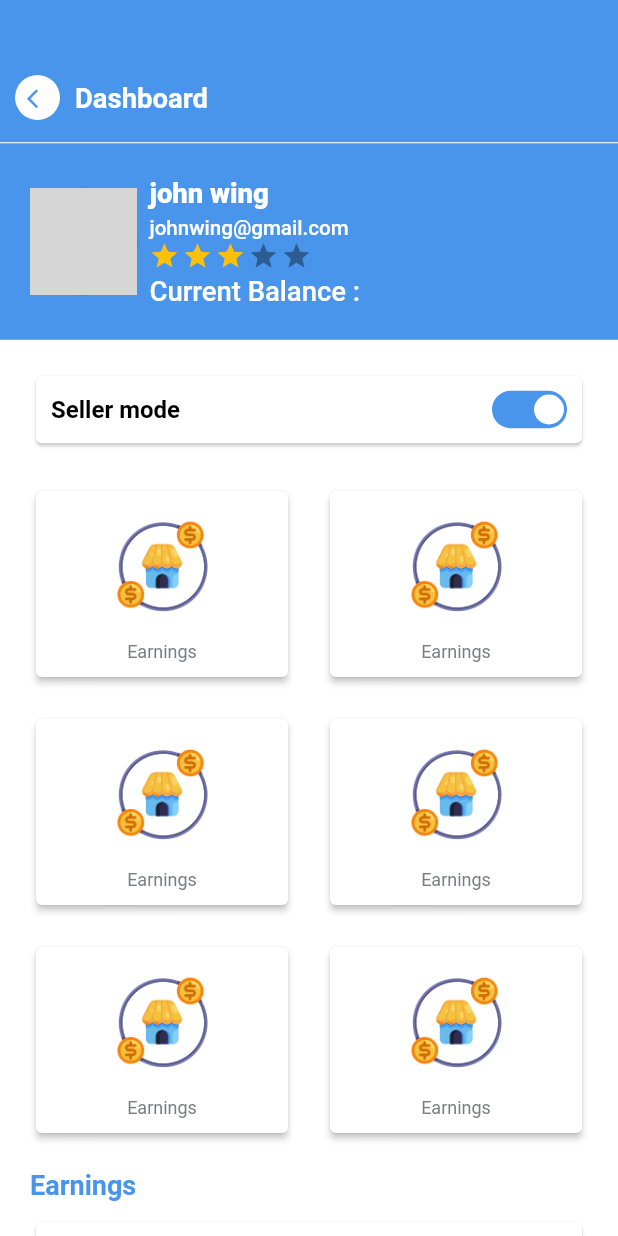
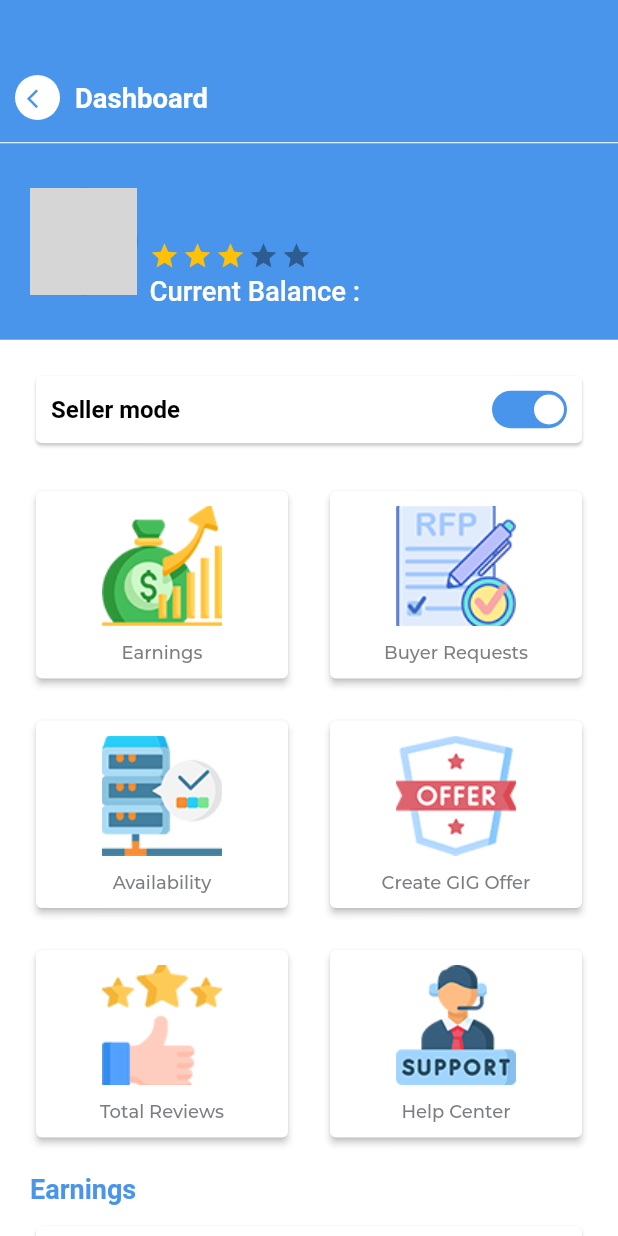
Before and after one commit to ashim-kansal/jonsi, a Flutter app: the ProviderHomeScreen screen opened directly, on a phone screen of 412 x 824 dp. Run offline on Flutter 3.47's test engine with Material 2 defaults, Android fonts, the phone set to English and light mode, and no system bars; drawn by our look-alikes of flutter_rating_bar; our stand-ins replace another_flushbar, cached_network_image, carousel_slider, csc_picker, dio, dotted_border and 19 more; missing offline and left inert: day_night_time_picker, flutter_facebook_auth, the_apple_sign_in; accounts and stored records are empty; generated files the repository leaves out were written again; network calls fail; project files that could hold a hidden picture were left out; grey boxes are pictures that could not be loaded.

Commit message:
ui fixes

```diff
--- a/lib/screens/ProviderScreens/dashboard/provider_home.dart
+++ b/lib/screens/ProviderScreens/dashboard/provider_home.dart
@@ -2,6 +2,7 @@ import 'package:flutter/material.dart';
 import 'package:flutter_rating_bar/flutter_rating_bar.dart';
 import 'package:flutter_screenutil/flutter_screenutil.dart';
 import 'package:kappu/components/AppColors.dart';
+import 'package:kappu/constants/storage_manager.dart';
 import 'package:kappu/helperfunctions/screen_nav.dart';
 import 'package:kappu/screens/register/social_signup.dart';
 
@@ -80,7 +81,7 @@ class _ProviderHomeScreenState extends State<ProviderHomeScreen> {
                           crossAxisAlignment: CrossAxisAlignment.start,
                           children: [
                             Text(
-                              "john wing",
+                              StorageManager().name,
                               style: TextStyle(
                                   fontSize: ScreenUtil().setSp(16),
                                   color: Colors.white,
@@ -88,7 +89,7 @@ class _ProviderHomeScreenState extends State<ProviderHomeScreen> {
                                   height: 1.4),
                             ),
                             Text(
-                              "johnwing@gmail.com",
+                              StorageManager().email,
                               style: TextStyle(
                                   fontSize: ScreenUtil().setSp(12),
                                   color: Colors.white,
@@ -163,13 +164,13 @@ class _ProviderHomeScreenState extends State<ProviderHomeScreen> {
                         Expanded(
                             child: HomeItem(
                           title: 'Earnings',
-                          imagePath: 'assets/images/ic_earning.jpg',
+                          imagePath: 'assets/images/earning.png',
                         )),
                         const SizedBox(width: 20),
                         Expanded(
                             child: HomeItem(
-                          title: 'Earnings',
-                          imagePath: 'assets/images/ic_earning.jpg',
+                          title: 'Buyer Requests',
+                          imagePath: 'assets/images/buyer-request.png',
                         )),
                       ],
                     ),
@@ -178,14 +179,14 @@ class _ProviderHomeScreenState extends State<ProviderHomeScreen> {
                       children: const [
                         Expanded(
                             child: HomeItem(
-                          title: 'Earnings',
-                          imagePath: 'assets/images/ic_earning.jpg',
+                          title: 'Availability',
+                          imagePath: 'assets/images/availability.png',
                         )),
                         const SizedBox(width: 20),
                         Expanded(
                             child: HomeItem(
-                          title: 'Earnings',
-                          imagePath: 'assets/images/ic_earning.jpg',
+                          title: 'Create GIG Offer',
+                          imagePath: 'assets/images/create-gig-offer.png',
                         )),
                       ],
                     ),
@@ -194,14 +195,14 @@ class _ProviderHomeScreenState extends State<ProviderHomeScreen> {
                       children: const [
                         Expanded(
                             child: HomeItem(
-                          title: 'Earnings',
-                          imagePath: 'assets/images/ic_earning.jpg',
+                          title: 'Total Reviews',
+                          imagePath: 'assets/images/rating.png',
                         )),
                         const SizedBox(width: 20),
                         Expanded(
                             child: HomeItem(
-                          title: 'Earnings',
-                          imagePath: 'assets/images/ic_earning.jpg',
+                          title: 'Help Center',
+                          imagePath: 'assets/images/help-support.png',
                         )),
                       ],
                     ),
--- a/lib/screens/ProviderScreens/dashboard/widget/home_item.dart
+++ b/lib/screens/ProviderScreens/dashboard/widget/home_item.dart
@@ -41,6 +41,7 @@ class HomeItem extends StatelessWidget {
               style: TextStyle(
                 color: AppColors.text_desc,
                 fontSize: 12,
+                fontFamily: "Montserrat-Medium"
               ),
             )
           ],
--- a/lib/screens/login/splash_view.dart
+++ b/lib/screens/login/splash_view.dart
@@ -182,7 +182,7 @@ class _SplashViewState extends State<SplashView> {
                           context,
                           MaterialPageRoute(
                               builder: (context) =>
-                                  const BottomNavBar(isprovider: false)));
+                                  const BottomNavBar(isprovider: true)));
                     },
                     style: OutlinedButton.styleFrom(
                         backgroundColor: Colors.white,
--- a/lib/screens/register/provider_signup_first.dart
+++ b/lib/screens/register/provider_signup_first.dart
@@ -142,7 +142,7 @@ class ProviderSignupFirstScreen extends StatelessWidget {
                   Row(
                     children: [
                       Image.asset(
-                        "assets/images/Servicesimage.png",
+                        "assets/icons/create-gig-icon.png",
                         height: ScreenUtil().setHeight(50),
                         width: ScreenUtil().setHeight(50),
                       ),
@@ -196,7 +196,7 @@ class ProviderSignupFirstScreen extends StatelessWidget {
                   Row(
                     children: [
                       Image.asset(
-                        "assets/images/Servicesimage.png",
+                        "assets/icons/deliver-icon.png",
                         height: ScreenUtil().setHeight(50),
                         width: ScreenUtil().setHeight(50),
                       ),
@@ -249,7 +249,7 @@ class ProviderSignupFirstScreen extends StatelessWidget {
                   Row(
                     children: [
                       Image.asset(
-                        "assets/images/Servicesimage.png",
+                        "assets/icons/get-paid.png",
                         height: ScreenUtil().setHeight(50),
                         width: ScreenUtil().setHeight(50),
                       ),
```
Also changed, not shown: assets/icons/create-gig-icon.png (added), assets/icons/deliver-icon.png (added), assets/icons/get-paid.png (added), assets/images/availability.png (added), assets/images/buyer-request.png (added), assets/images/create-gig-offer.png (added), assets/images/earning.png (added), assets/images/help-support.png (added), assets/images/rating.png (added).
